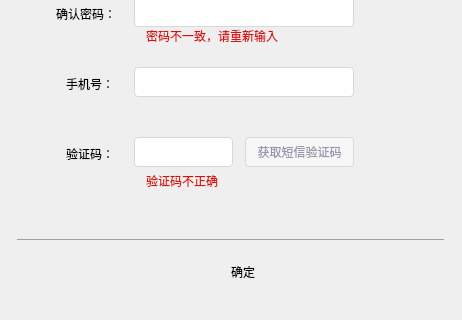
Before: the Qt Designer form resetdialog.ui in HustGw/CLLLLLLLSAFFFFFEWINN, drawn with Qt 5; both pictures show x 0 to 462 and y 160 to 480 of the 462 by 480 pixel window.
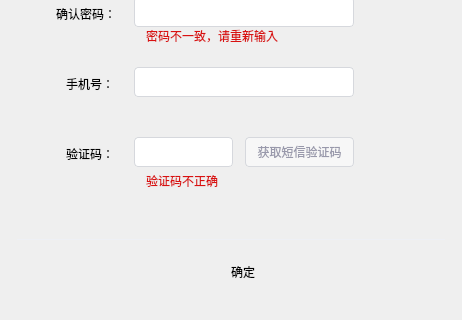
After: the same form once the commit is applied. Icons and pictures are not drawn.

Diff of the .ui file:
```diff
--- a/resetdialog.ui
+++ b/resetdialog.ui
@@ -231,12 +231,18 @@
       <height>1</height>
      </rect>
     </property>
+    <property name="styleSheet">
+     <string notr="true">background-color:#eef0f5;</string>
+    </property>
     <property name="frameShape">
      <enum>QFrame::HLine</enum>
     </property>
     <property name="frameShadow">
      <enum>QFrame::Raised</enum>
     </property>
+    <property name="lineWidth">
+     <number>0</number>
+    </property>
    </widget>
   </widget>
   <widget class="QWidget" name="widget_2" native="true">
```
Left out of the diff: 12 changed lines with no effect on the pictures.
